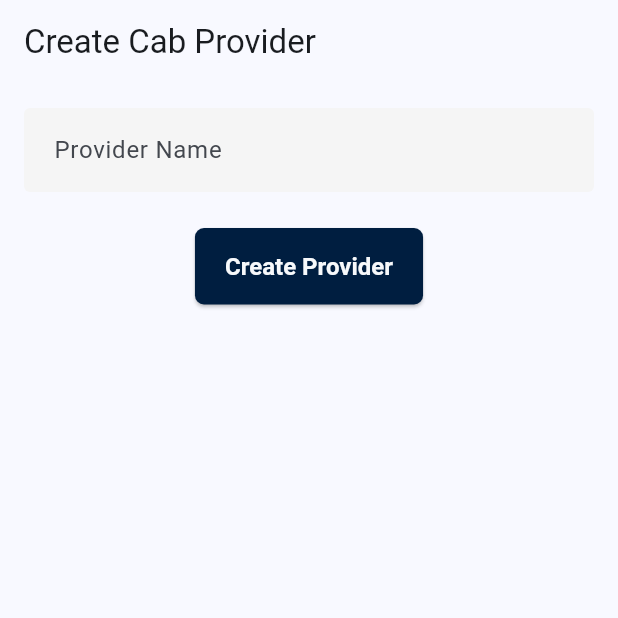
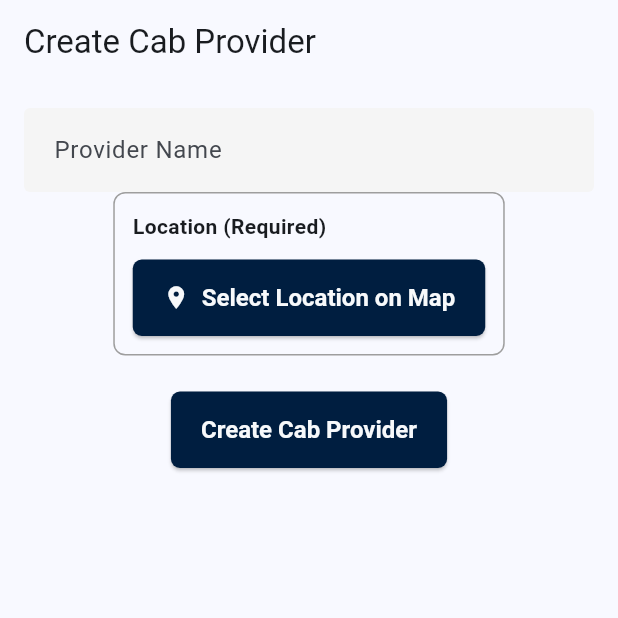
Before and after one commit to 45afeef/rabadmin, a Flutter app: the CreateCabProviderPage screen opened by its route, on a phone screen of 412 x 824 dp, the top half of it. Run offline on Flutter 3.47's test engine with Material 3 defaults, Android fonts, the phone set to English and light mode, and no system bars; our stand-ins replace built_collection, dio, flutter_dotenv, flutter_map, flutter_riverpod, go_router and 2 more; missing offline and left inert: one_of, rab_dio; accounts and stored records are empty.

Commit message:
fix: added location details (lat & lon) to cab provider creation model and supplied it to API, as it is required by the API.

```diff
--- a/lib/features/service_providers/data/datasources/service_provider_remote_data_source.dart
+++ b/lib/features/service_providers/data/datasources/service_provider_remote_data_source.dart
@@ -12,6 +12,8 @@ abstract class ServiceProviderRemoteDataSource {
   Future<CabProviderModel> createCabProvider({
     required String providerName,
     required String createdBy,
+    required double latitude,
+    required double longitude,
   });
   Future<CabProviderModel> updateCabProvider(
     String providerId, {
--- a/lib/features/service_providers/data/datasources/service_provider_remote_data_source_impl.dart
+++ b/lib/features/service_providers/data/datasources/service_provider_remote_data_source_impl.dart
@@ -63,6 +63,8 @@ class ServiceProviderRemoteDataSourceImpl
     required String providerName,
     // TODO : ideally the API would handle setting the createdBy field based on the authenticated user, rather than requiring the client to pass it in; this is a potential source of bugs if the client and server get out of sync on how this field is set. For now we have to pass it in because the generated types require it, but this is something to consider improving in the future.
     required String createdBy,
+    required double latitude,
+    required double longitude,
   }) async {
     try {
       // build request payload using rab_dio generated models
@@ -74,6 +76,8 @@ class ServiceProviderRemoteDataSourceImpl
               // ownerId is required by the generated type; use createdBy as a placeholder
               ..ownerId = createdBy
               ..createdBy = createdBy
+              ..latitude = latitude
+              ..longitude = longitude
               ..providerType = CabProviderCreateProviderTypeEnum.CAB;
           }),
         );
@@ -179,8 +183,8 @@ class ServiceProviderRemoteDataSourceImpl
             sb
               ..providerName = providerName
               ..createdBy = createdBy
-              ..ownerId =
-                  createdBy // ownerId is required by the generated type; use createdBy as a placeholder
+              // ownerId is required by the generated type; use createdBy as a placeholder
+              ..ownerId = createdBy
               ..providerType = StayProviderCreateProviderTypeEnum.STAY
               ..propertyType = propertyType
               ..roomCount = roomCount
--- a/lib/features/service_providers/data/repositories/service_provider_repository_impl.dart
+++ b/lib/features/service_providers/data/repositories/service_provider_repository_impl.dart
@@ -1,3 +1,4 @@
+import '../../../auth/domain/repositories/auth_repository.dart';
 import '../../../profile/domain/repository/profile_repository.dart';
 import '../../domain/entities/cab_entity.dart';
 import '../../domain/entities/cab_provider_entity.dart';
@@ -9,8 +10,6 @@ import '../../domain/repositories/service_provider_repository.dart';
 import '../datasources/service_provider_remote_data_source.dart';
 import '../models/cab_model.dart';
 import '../models/cab_provider_model.dart';
-
-import '../../../auth/domain/repositories/auth_repository.dart';
 import '../models/driver_model.dart';
 import '../models/stay_amenity_model.dart';
 import '../models/stay_provider_model.dart';
@@ -44,6 +43,8 @@ class ServiceProviderRepositoryImpl extends ServiceProviderRepository {
   @override
   Future<CabProviderEntity> createCabProvider({
     required String providerName,
+    required double latitude,
+    required double longitude,
   }) async {
     // pull the current user id from auth; repository will return `null` if the
     // caller is not authenticated (which should not happen in production).
@@ -57,6 +58,8 @@ class ServiceProviderRepositoryImpl extends ServiceProviderRepository {
     final model = await remoteDataSource.createCabProvider(
       providerName: providerName,
       createdBy: createdBy,
+      latitude: latitude,
+      longitude: longitude,
     );
     return _mapCabProviderModelToEntity(model);
   }
--- a/lib/features/service_providers/domain/repositories/service_provider_repository.dart
+++ b/lib/features/service_providers/domain/repositories/service_provider_repository.dart
@@ -9,7 +9,11 @@ abstract class ServiceProviderRepository {
   // CAB PROVIDERS
   Future<List<CabProviderEntity>> listCabProviders();
   Future<CabProviderEntity> getCabProvider(String providerId);
-  Future<CabProviderEntity> createCabProvider({required String providerName});
+  Future<CabProviderEntity> createCabProvider({
+    required String providerName,
+    required double latitude,
+    required double longitude,
+  });
   Future<CabProviderEntity> updateCabProvider(
     String providerId, {
     String? providerName,
--- a/lib/features/service_providers/presentation/pages/create_cab_provider_page.dart
+++ b/lib/features/service_providers/presentation/pages/create_cab_provider_page.dart
@@ -3,6 +3,7 @@ import 'package:flutter_riverpod/flutter_riverpod.dart';
 import 'package:go_router/go_router.dart';
 
 import '../../../../core/providers/providers.dart';
+import '../widgets/map_location_picker.dart';
 
 class CreateCabProviderPage extends ConsumerStatefulWidget {
   const CreateCabProviderPage({super.key});
@@ -15,29 +16,47 @@ class CreateCabProviderPage extends ConsumerStatefulWidget {
 class _CreateCabProviderPageState extends ConsumerState<CreateCabProviderPage> {
   final _formKey = GlobalKey<FormState>();
   late TextEditingController _nameController;
+  late TextEditingController _locationController;
+
+  double? _selectedLatitude;
+  double? _selectedLongitude;
+
   bool _isLoading = false;
 
   @override
   void initState() {
     super.initState();
     _nameController = TextEditingController();
+    _locationController = TextEditingController();
   }
 
   @override
   void dispose() {
     _nameController.dispose();
+    _locationController.dispose();
     super.dispose();
   }
 
   Future<void> _createProvider() async {
     if (!_formKey.currentState!.validate()) return;
 
+    if (_selectedLatitude == null || _selectedLongitude == null) {
+      ScaffoldMessenger.of(context).showSnackBar(
+        const SnackBar(content: Text('Please select a location on the map')),
+      );
+      return;
+    }
+
     setState(() => _isLoading = true);
 
     try {
       final repository = ref.read(serviceProviderRepositoryProvider);
 
-      await repository.createCabProvider(providerName: _nameController.text);
+      await repository.createCabProvider(
+        providerName: _nameController.text,
+        latitude: _selectedLatitude!,
+        longitude: _selectedLongitude!,
+      );
 
       if (mounted) {
         ScaffoldMessenger.of(context).showSnackBar(
@@ -80,6 +99,61 @@ class _CreateCabProviderPageState extends ConsumerState<CreateCabProviderPage> {
                   return null;
                 },
               ),
+              Container(
+                padding: const EdgeInsets.all(12),
+                decoration: BoxDecoration(
+                  border: Border.all(color: Colors.grey),
+                  borderRadius: BorderRadius.circular(8),
+                ),
+                child: Column(
+                  crossAxisAlignment: CrossAxisAlignment.start,
+                  children: [
+                    const Text(
+                      'Location (Required)',
+                      style: TextStyle(
+                        fontWeight: FontWeight.bold,
+                        fontSize: 14,
+                      ),
+                    ),
+                    const SizedBox(height: 12),
+                    if (_selectedLatitude != null && _selectedLongitude != null)
+                      Container(
+                        padding: const EdgeInsets.all(8),
+                        margin: const EdgeInsets.only(bottom: 12),
+                        decoration: BoxDecoration(
+                          color: Colors.blue.shade50,
+                          borderRadius: BorderRadius.circular(4),
+                        ),
+                        child: Column(
+                          crossAxisAlignment: CrossAxisAlignment.start,
+                          children: [
+                            Text(
+                              'Selected: Lat ${_selectedLatitude!.toStringAsFixed(6)}, Lon ${_selectedLongitude!.toStringAsFixed(6)}',
+                              style: const TextStyle(fontSize: 12),
+                            ),
+                            if (_locationController.text.isNotEmpty)
+                              Padding(
+                                padding: const EdgeInsets.only(top: 4),
+                                child: Text(
+                                  'Details: ${_locationController.text}',
+                                  style: const TextStyle(fontSize: 11),
+                                  maxLines: 2,
+                                  overflow: TextOverflow.ellipsis,
+                                ),
+                              ),
+                          ],
+                        ),
+                      ),
+                    ElevatedButton.icon(
+                      onPressed: _isLoading ? null : _openMapPicker,
+                      icon: const Icon(Icons.location_on),
+                      label: _selectedLatitude == null
+                          ? const Text('Select Location on Map')
+                          : const Text('Change Location'),
+                    ),
+                  ],
+                ),
+              ),
               const SizedBox(height: 24),
               ElevatedButton(
                 onPressed: _isLoading ? null : _createProvider,
@@ -89,7 +163,7 @@ class _CreateCabProviderPageState extends ConsumerState<CreateCabProviderPage> {
                         width: 20,
                         child: CircularProgressIndicator(strokeWidth: 2),
                       )
-                    : const Text('Create Provider'),
+                    : const Text('Create Cab Provider'),
               ),
             ],
           ),
@@ -97,4 +171,29 @@ class _CreateCabProviderPageState extends ConsumerState<CreateCabProviderPage> {
       ),
     );
   }
+
+  Future<void> _openMapPicker() async {
+    final result = await Navigator.push<LocationPickerModel>(
+      context,
+      MaterialPageRoute(
+        builder: (context) => MapLocationPicker(
+          onLocationSelected: (location) {},
+          initialLatitude:
+              _selectedLatitude ?? 11.614806, // Default to Kalpetta, India
+          initialLongitude:
+              _selectedLongitude ?? 76.082733, // Default to Kalpetta, India
+        ),
+      ),
+    );
+
+    if (result != null) {
+      setState(() {
+        _selectedLatitude = result.latitude;
+        _selectedLongitude = result.longitude;
+        _locationController.text =
+            result.address ??
+            'Location: ${result.latitude}, ${result.longitude}';
+      });
+    }
+  }
 }
--- a/lib/features/service_providers/presentation/pages/create_stay_provider_page.dart
+++ b/lib/features/service_providers/presentation/pages/create_stay_provider_page.dart
@@ -1,6 +1,7 @@
 import 'package:flutter/material.dart';
 import 'package:flutter_riverpod/flutter_riverpod.dart';
 import 'package:go_router/go_router.dart';
+
 import '../../../../core/providers/providers.dart';
 import '../widgets/map_location_picker.dart';
 
@@ -191,7 +192,7 @@ class _CreateStayProviderPageState
                         width: 20,
                         child: CircularProgressIndicator(strokeWidth: 2),
                       )
-                    : const Text('Create Provider'),
+                    : const Text('Create Stay Provider'),
               ),
             ],
           ),
--- a/pubspec.yaml
+++ b/pubspec.yaml
@@ -55,6 +55,7 @@ dependencies:
   one_of: ^1.5.0
   built_collection: ^5.1.1
   collection: ^1.19.1
+  http: ^1.6.0
 
 
 dev_dependencies:
```
Also changed, not shown: lib/features/service_providers/presentation/widgets/map_location_picker.dart (+36 -4 lines), pubspec.lock.
